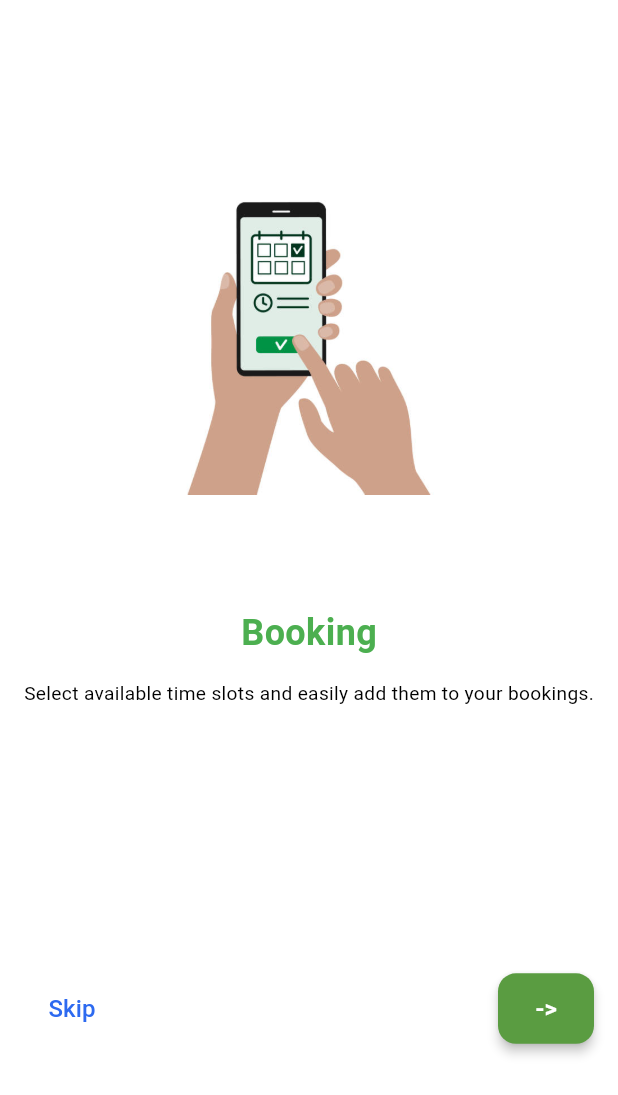
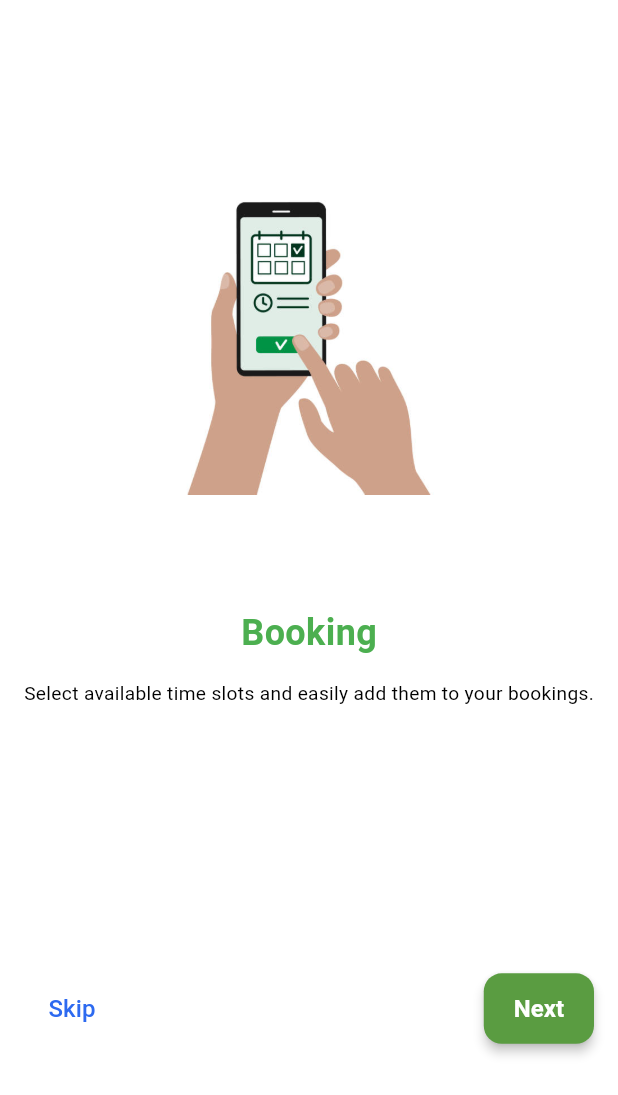
Before and after one commit to AayushShrestha6163/futsal_booking_system, a Flutter app: the OnbordingScreen2 screen opened directly, on a phone screen of 412 x 824 dp. Shown: the top 1095 px of the screen. Run offline on Flutter 3.47's test engine with Material 3 defaults, Android fonts, the phone set to English and light mode, and no system bars; Roboto replaces fonts that are missing (OpenSans Regular).

```diff
--- a/lib/screen/onbording_screen2.dart
+++ b/lib/screen/onbording_screen2.dart
@@ -111,7 +111,7 @@ class OnbordingScreen2 extends StatelessWidget {
                   Flexible(
                     child: MyButton(
                       onPressed: () => _goToNext(context),
-                      text: '->',
+                      text: 'Next',
                     ),
                   ),
                 ],
```
